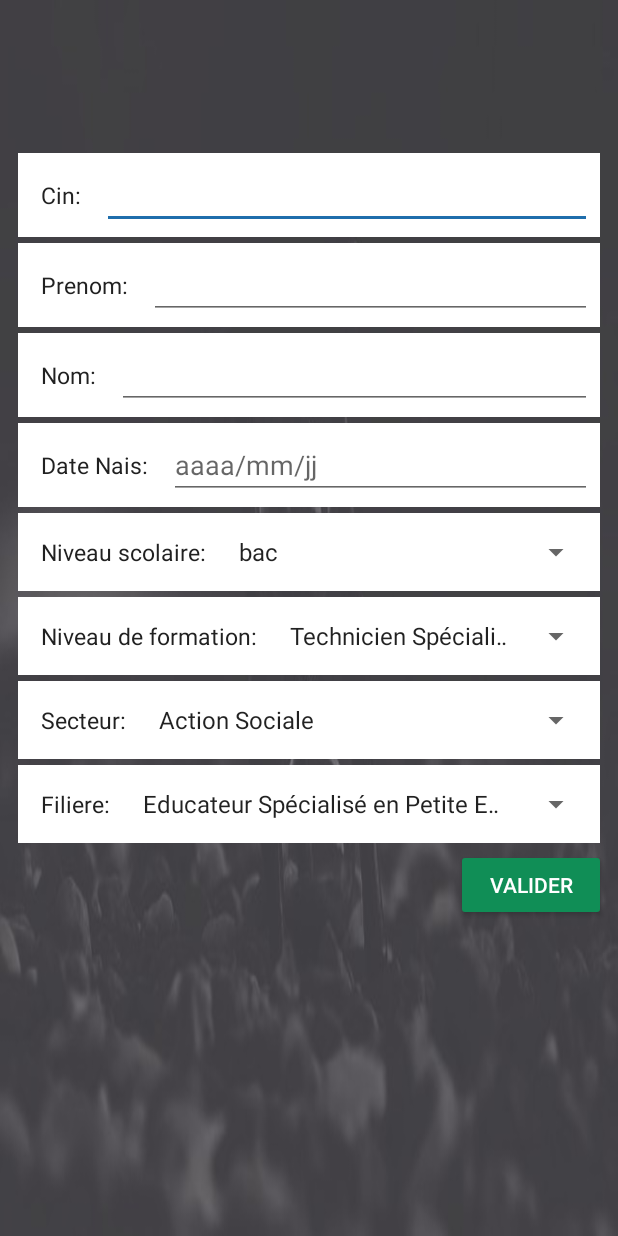
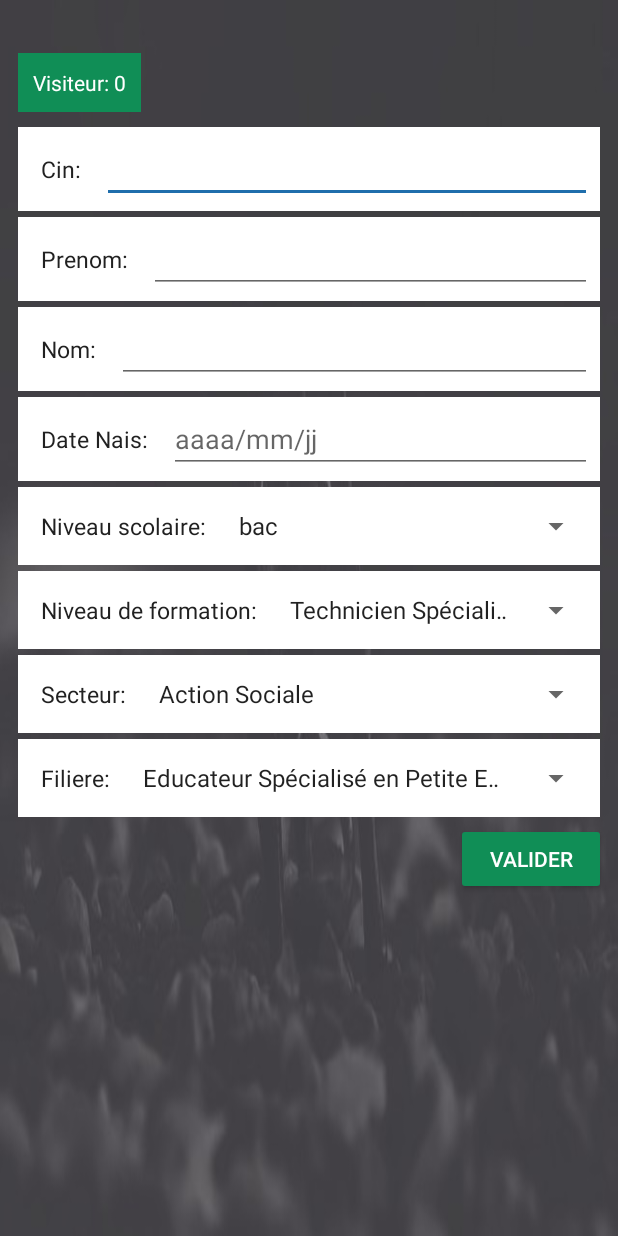
Before and after one commit to TAYBI/stage-android-app, an Android app: the screen it shows after launch (MainActivity), on a phone screen of 412 x 824 dp. Run offline under Robolectric (Android 15) with nearby library versions, the phone set to English and light mode, and no system bars.

Commit message:
visiteurs counter

```diff
--- a/app/src/main/java/com/example/ofppt2/MainActivity.java
+++ b/app/src/main/java/com/example/ofppt2/MainActivity.java
@@ -11,6 +11,7 @@ import android.widget.AdapterView;
 import android.widget.ArrayAdapter;
 import android.widget.Button;
 import android.widget.Spinner;
+import android.widget.TextView;
 
 import com.example.ofppt2.classes.Filiere;
 import com.example.ofppt2.classes.Niveau;
@@ -26,9 +27,10 @@ public class MainActivity extends AppCompatActivity{
     DataManager dm;
     OfpptOpenHelper db;
     Filiere filiere;
+    TextView visiteurs;
     Spinner mSpinnerNiveauFormation, mSpinnerNiveauScolaire, mSpinnerSecteur, mSpinnerFiliere;
     Button valider;
-    private String niveaFormation, secteurs, filieres, niveauScolaire;
+    private String niveaFormation, secteurs, filieres, niveauScolaire, counter;
 
             @Override
     protected void onCreate(Bundle savedInstanceState) {
@@ -40,12 +42,15 @@ public class MainActivity extends AppCompatActivity{
         db = new OfpptOpenHelper(this);
         dm = new DataManager();
 
+        visiteurs = (TextView) findViewById(R.id.visiteurs);
         valider = (Button) findViewById(R.id.valider);
         mSpinnerNiveauFormation = (Spinner)findViewById(R.id.spinner_niveau_formation);
         mSpinnerSecteur = (Spinner)findViewById(R.id.spinner_secteur);
         mSpinnerFiliere = (Spinner)findViewById(R.id.spinner_filiere);
         mSpinnerNiveauScolaire = (Spinner)findViewById(R.id.spinner_niveau_scolaire);
         fillSpinner(mSpinnerNiveauScolaire, stringToList(niveauScolaire));
+
+        set_visiteur_num();
 
         load_Niveaux_data();
         load_Secteurs_data();
@@ -56,6 +61,14 @@ public class MainActivity extends AppCompatActivity{
         load_Filiere_Par_Secteur();
 
         handleValiderClick();
+    }
+
+    private void set_visiteur_num() {
+        Cursor res =  db.getAllUsers();
+        if (res.getCount() > 1)
+            counter = "Visiteurs: " + res.getCount();
+        counter = "Visiteur: " + res.getCount();
+        visiteurs.setText(counter);
     }
 
     private void handleValiderClick() {
--- a/app/src/main/java/com/example/ofppt2/data/OfpptDatabaseContract.java
+++ b/app/src/main/java/com/example/ofppt2/data/OfpptDatabaseContract.java
@@ -55,7 +55,7 @@ public final class OfpptDatabaseContract {
                         COLUMN_FILIERES + " TEXT NOT NULL )" ;
     }
 
-    public static final class UserssEntry implements BaseColumns {
+    public static final class UsersEntry implements BaseColumns {
         public static final String TABLE_NAME = "users";
         public static final String COLUMN_CIN = "cin";
         public static final String COLUMN_NAME = "name";
--- a/app/src/main/java/com/example/ofppt2/data/OfpptOpenHelper.java
+++ b/app/src/main/java/com/example/ofppt2/data/OfpptOpenHelper.java
@@ -22,7 +22,7 @@ public class OfpptOpenHelper extends SQLiteOpenHelper {
         db.execSQL(NiveauEntry.SQL_CREATE_TABLE);
         db.execSQL(SecteurEntry.SQL_CREATE_TABLE);
         db.execSQL(FiliereEntry.SQL_CREATE_TABLE);
-        db.execSQL(UserssEntry.SQL_CREATE_TABLE);
+        db.execSQL(UsersEntry.SQL_CREATE_TABLE);
 
         OfpptDataWorker worker = new OfpptDataWorker(db);
         worker.insertNivaux();
@@ -35,6 +35,7 @@ public class OfpptOpenHelper extends SQLiteOpenHelper {
         db.execSQL("DROP TABLE IF EXISTS " + NiveauEntry.TABLE_NAME);
         db.execSQL("DROP TABLE IF EXISTS " + SecteurEntry.TABLE_NAME);
         db.execSQL("DROP TABLE IF EXISTS " + FiliereEntry.TABLE_NAME);
+        db.execSQL("DROP TABLE IF EXISTS " + UsersEntry.TABLE_NAME);
 
         onCreate(db);
     }
@@ -56,4 +57,10 @@ public class OfpptOpenHelper extends SQLiteOpenHelper {
         Cursor res = db.rawQuery("SELECT * FROM " + FiliereEntry.TABLE_NAME, null);
         return  res;
     }
+
+    public Cursor getAllUsers(){
+        SQLiteDatabase db = this.getReadableDatabase();
+        Cursor res = db.rawQuery("SELECT * FROM " + UsersEntry.TABLE_NAME, null);
+        return  res;
+    }
 }
--- a/app/src/main/res/layout/activity_filiere_info.xml
+++ b/app/src/main/res/layout/activity_filiere_info.xml
@@ -136,7 +136,7 @@
             </LinearLayout>
 
             <Button
-                android:id="@+id/button"
+                android:id="@+id/telecharger"
                 android:layout_width="wrap_content"
                 android:layout_height="wrap_content"
                 android:layout_gravity="end"
--- a/app/src/main/res/layout/activity_main.xml
+++ b/app/src/main/res/layout/activity_main.xml
@@ -7,25 +7,49 @@
     android:background="@drawable/bg"
     tools:context=".MainActivity">
 
+    <ScrollView
+        android:layout_width="match_parent"
+        android:layout_height="match_parent"
+        app:layout_constraintBottom_toBottomOf="parent"
+        app:layout_constraintEnd_toEndOf="parent"
+        app:layout_constraintStart_toStartOf="parent"
+        app:layout_constraintTop_toTopOf="parent">
+
         <LinearLayout
             android:id="@+id/container"
             android:layout_width="match_parent"
             android:layout_height="wrap_content"
+            android:layout_gravity="clip_horizontal"
             android:layout_marginStart="4dp"
+            android:layout_marginLeft="4dp"
             android:layout_marginEnd="4dp"
+            android:layout_marginRight="4dp"
+            android:layout_marginBottom="0dp"
+            android:gravity="center_horizontal"
             android:orientation="vertical"
             app:layout_constraintBottom_toBottomOf="parent"
             app:layout_constraintEnd_toEndOf="parent"
             app:layout_constraintStart_toStartOf="parent"
-        app:layout_constraintTop_toTopOf="parent"
-        app:layout_constraintVertical_bias="0.29000002">
+            app:layout_constraintTop_toTopOf="parent">
+
+            <TextView
+                android:id="@+id/visiteurs"
+                android:layout_width="wrap_content"
+                android:layout_height="wrap_content"
+                android:layout_gravity="start"
+                android:layout_marginStart="8dp"
+                android:layout_marginTop="35dp"
+                android:background="@color/green"
+                android:padding="10dp"
+                android:text="Visiteur: "
+                android:textColor="#fff" />
 
             <LinearLayout
                 android:id="@+id/linearLayout"
                 android:layout_width="match_parent"
                 android:layout_height="wrap_content"
                 android:layout_marginStart="8dp"
-            android:layout_marginTop="16dp"
+                android:layout_marginTop="10dp"
                 android:layout_marginEnd="8dp"
                 android:background="@android:color/white"
                 android:orientation="horizontal"
@@ -247,5 +271,6 @@
                 android:text="valider"
                 android:textColor="@android:color/white" />
         </LinearLayout>
+    </ScrollView>
 
 </android.support.constraint.ConstraintLayout>
```
Also changed, not shown: app/src/main/java/com/example/ofppt2/Filiere_info.java (+10 -0 lines), app/src/main/java/com/example/ofppt2/data/OfpptDataWorker.java (+9 -9 lines). Lines whose indentation alone changed are shown as unchanged.
